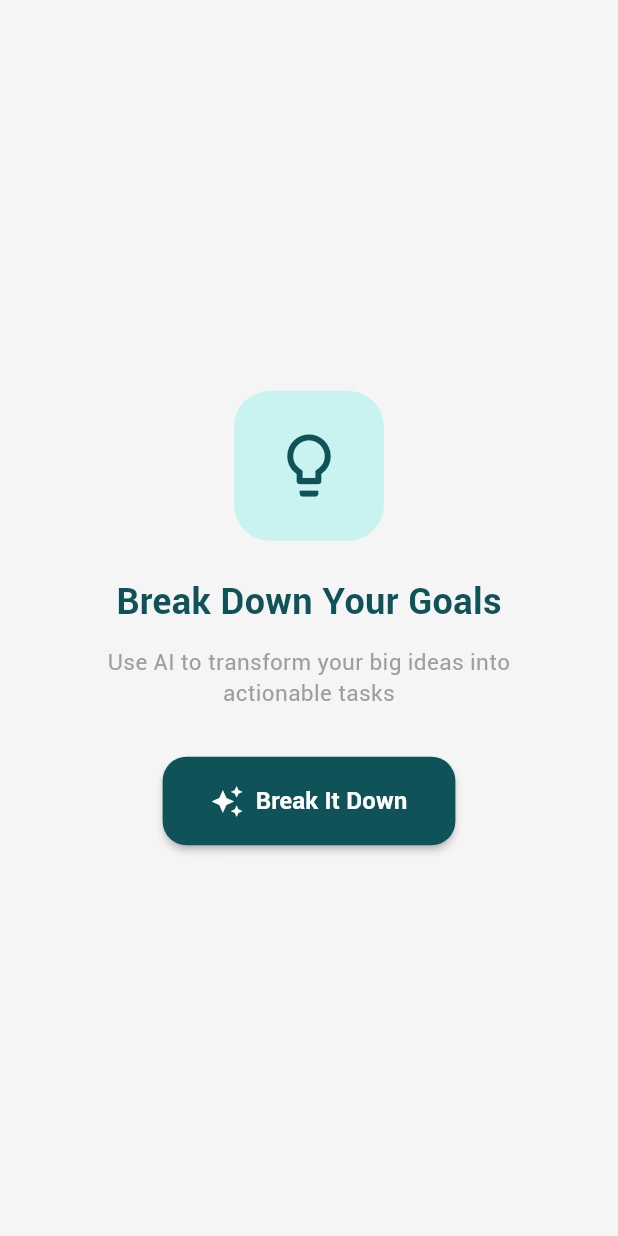
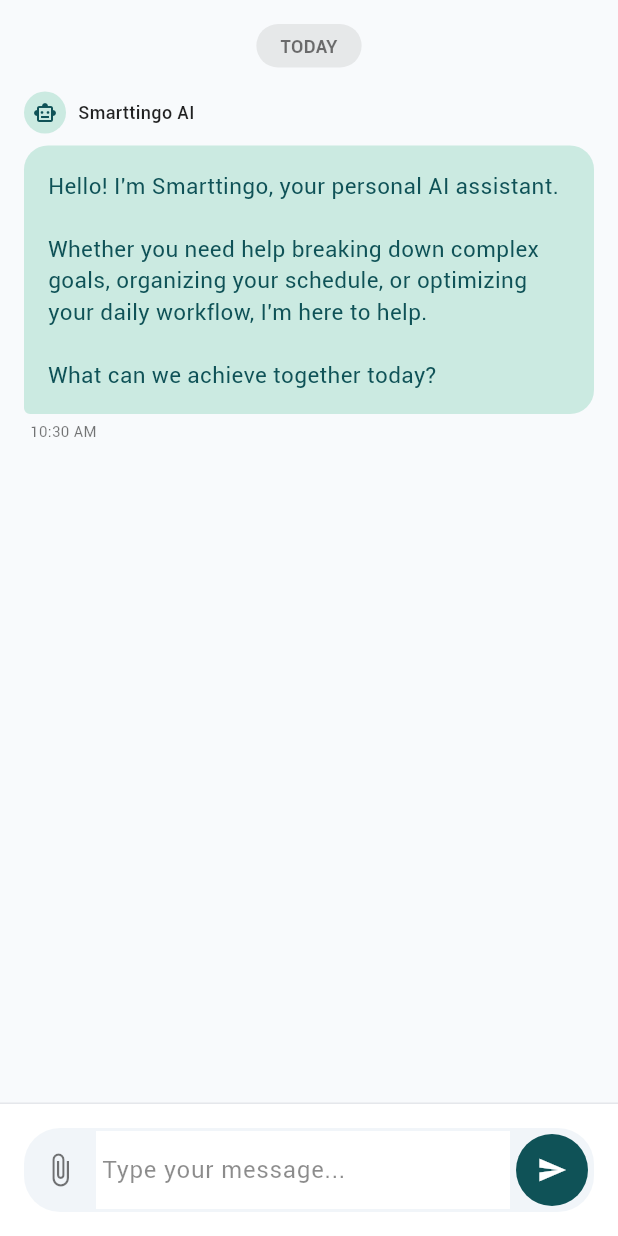
Before and after one commit to manafkemo/Smarrtingo, a Flutter app: the SmartTodoScreen screen opened directly, on a phone screen of 412 x 824 dp. Run offline on Flutter 3.47's test engine with Material 3 defaults, Android fonts, the phone set to English and light mode, and no system bars; our stand-ins replace audioplayers, confetti, file_picker, flutter_dotenv, font_awesome_flutter, google_fonts and 5 more; accounts and stored records are empty.

Commit message:
adding the AI chat boot

```diff
--- a/lib/screens/home_screen.dart
+++ b/lib/screens/home_screen.dart
@@ -73,7 +73,7 @@
           ),
           BottomNavigationBarItem(
             icon: Icon(Icons.track_changes_outlined),
-            label: 'Smart Tasks',
+            label: 'Smarttingo',
           ),
           BottomNavigationBarItem(
             icon: Icon(Icons.grid_view_rounded),
--- a/lib/screens/smart_todo_screen.dart
+++ b/lib/screens/smart_todo_screen.dart
@@ -1,185 +1,295 @@
 import 'package:flutter/material.dart';
-import 'package:provider/provider.dart';
-import '../services/deepseek_service.dart';
-import '../providers/task_provider.dart';
-import '../models/task_model.dart';
-import '../widgets/break_down_dialog.dart';
+import 'package:intl/intl.dart';
 import '../utils/theme.dart';
 
+class ChatMessage {
+  final String text;
+  final bool isUser;
+  final DateTime timestamp;
+
+  ChatMessage({
+    required this.text,
+    required this.isUser,
+    required this.timestamp,
+  });
+}
 
 class SmartTodoScreen extends StatefulWidget {
   const SmartTodoScreen({super.key});
 
   @override
-  State<SmartTodoScreen> createState() => _SmartTodoScreenState();
+  State<SmartTodoScreen> createState() => _ChatTodoScreenState();
 }
 
-class _SmartTodoScreenState extends State<SmartTodoScreen> {
-  List<Task> _generatedTasks = [];
-  bool _isLoading = false;
+class _ChatTodoScreenState extends State<SmartTodoScreen> {
+  final TextEditingController _controller = TextEditingController();
+  final ScrollController _scrollController = ScrollController();
 
-  void _showBreakDownDialog() {
-    showDialog(
+  final List<ChatMessage> _messages = [
+    ChatMessage(
+      text: "Hello! I'm Smarttingo, your personal AI assistant. \n\nWhether you need help breaking down complex goals, organizing your schedule, or optimizing your daily workflow, I'm here to help. \n\nWhat can we achieve together today?",
+      isUser: false,
+      timestamp: DateTime.now(),
+    ),
+  ];
+
+  void _sendMessage() {
+    if (_controller.text.trim().isEmpty) return;
+
+    setState(() {
+      _messages.add(
+        ChatMessage(
+          text: _controller.text.trim(),
+          isUser: true,
+          timestamp: DateTime.now(),
+        ),
+      );
+      _controller.clear();
+    });
+
+    _scrollToBottom();
+  }
+
+  void _scrollToBottom() {
+    WidgetsBinding.instance.addPostFrameCallback((_) {
+      if (_scrollController.hasClients) {
+        _scrollController.animateTo(
+          _scrollController.position.maxScrollExtent,
+          duration: const Duration(milliseconds: 300),
+          curve: Curves.easeOut,
+        );
+      }
+    });
+  }
+
+  void _showAttachmentOptions() {
+    showModalBottomSheet(
       context: context,
-      barrierDismissible: true,
-      builder: (context) => BreakDownDialog(
-        onBreakDown: (goal) {
-          _generateTasks(goal);
+      shape: const RoundedRectangleBorder(
+        borderRadius: BorderRadius.vertical(top: Radius.circular(20)),
+      ),
+      builder: (context) => SafeArea(
+        child: Padding(
+          padding: const EdgeInsets.symmetric(vertical: 16.0),
+          child: Column(
+            mainAxisSize: MainAxisSize.min,
+            children: [
+              ListTile(
+                leading: CircleAvatar(
+                  backgroundColor: Colors.blue.withValues(alpha: 0.1),
+                  child: const Icon(Icons.insert_drive_file, color: Colors.blue),
+                ),
+                title: const Text('Document'),
+                onTap: () {
+                  Navigator.pop(context);
+                  // TODO: Handle document selection
                 },
+              ),
+              ListTile(
+                leading: CircleAvatar(
+                  backgroundColor: Colors.purple.withValues(alpha: 0.1),
+                  child: const Icon(Icons.folder, color: Colors.purple),
+                ),
+                title: const Text('Folder'),
+                onTap: () {
+                  Navigator.pop(context);
+                  // TODO: Handle folder selection
+                },
+              ),
+              ListTile(
+                leading: CircleAvatar(
+                  backgroundColor: Colors.orange.withValues(alpha: 0.1),
+                  child: const Icon(Icons.image, color: Colors.orange),
+                ),
+                title: const Text('Image / Gallery'),
+                onTap: () {
+                  Navigator.pop(context);
+                  // TODO: Handle image selection
+                },
+              ),
+            ],
+          ),
+        ),
       ),
     );
   }
 
-  void _generateTasks(String goal) async {
-    if (goal.isEmpty) return;
-
-    setState(() {
-      _isLoading = true;
-      _generatedTasks = [];
-    });
-
-    final deepSeekService = Provider.of<DeepSeekService>(context, listen: false);
-    final tasks = await deepSeekService.generateSmartTasks(goal);
-
-    if (mounted) {
-      setState(() {
-        _generatedTasks = tasks;
-        _isLoading = false;
-      });
-    }
-  }
-
-  void _addAllTasks() {
-    final taskProvider = Provider.of<TaskProvider>(context, listen: false);
-    for (var task in _generatedTasks) {
-      taskProvider.addTask(task);
-    }
-
-    ScaffoldMessenger.of(context).showSnackBar(
-      SnackBar(content: Text('${_generatedTasks.length} tasks added to your list!')),
-    );
-
-    setState(() {
-      _generatedTasks = [];
-    });
+  @override
+  void dispose() {
+    _controller.dispose();
+    _scrollController.dispose();
+    super.dispose();
   }
 
   @override
   Widget build(BuildContext context) {
     return Scaffold(
-      body: Padding(
-        padding: const EdgeInsets.all(16.0),
+      backgroundColor: const Color(0xFFF8FAFC), // Light background for chat
+      body: Column(
+        children: [
+          // Today chip
+          Padding(
+            padding: const EdgeInsets.symmetric(vertical: 16.0),
+            child: Container(
+              padding: const EdgeInsets.symmetric(horizontal: 16, vertical: 6),
+              decoration: BoxDecoration(
+                color: Colors.grey.withValues(alpha: 0.2),
+                borderRadius: BorderRadius.circular(16),
+              ),
+              child: const Text(
+                'TODAY',
+                style: TextStyle(
+                  fontSize: 12,
+                  fontWeight: FontWeight.w600,
+                  color: Colors.black54,
+                ),
+              ),
+            ),
+          ),
+
+          // Chat Messages
+          Expanded(
+            child: ListView.builder(
+              controller: _scrollController,
+              padding: const EdgeInsets.symmetric(horizontal: 16.0),
+              itemCount: _messages.length,
+              itemBuilder: (context, index) {
+                final message = _messages[index];
+                final isUser = message.isUser;
+
+                return Padding(
+                  padding: const EdgeInsets.only(bottom: 24.0),
                   child: Column(
-          crossAxisAlignment: CrossAxisAlignment.stretch,
+                    crossAxisAlignment:
+                        isUser ? CrossAxisAlignment.end : CrossAxisAlignment.start,
                     children: [
-            if (_isLoading)
-              const Center(child: CircularProgressIndicator())
-            else if (_generatedTasks.isNotEmpty) ...[
-              Row(
-                mainAxisAlignment: MainAxisAlignment.spaceBetween,
+                      if (!isUser)
+                        Padding(
+                          padding: const EdgeInsets.only(bottom: 8.0),
+                          child: Row(
                             children: [
-                  Text(
-                    'Suggested Tasks',
-                    style: Theme.of(context).textTheme.titleMedium,
+                              Container(
+                                width: 28,
+                                height: 28,
+                                decoration: const BoxDecoration(
+                                  color: Color(0xFFCBEAE1),
+                                  shape: BoxShape.circle,
                                 ),
-                  TextButton.icon(
-                    onPressed: _addAllTasks,
-                    icon: const Icon(Icons.add_task),
-                    label: const Text('Add All'),
+                                child: const Icon(
+                                  Icons.smart_toy_outlined,
+                                  size: 16,
+                                  color: AppColors.primary,
+                                ),
+                              ),
+                              const SizedBox(width: 8),
+                              const Text(
+                                'Smarttingo AI',
+                                style: TextStyle(
+                                  fontSize: 12,
+                                  fontWeight: FontWeight.w500,
+                                  color: Colors.black87,
+                                ),
                               ),
                             ],
                           ),
-              Expanded(
-                child: ListView.builder(
-                  itemCount: _generatedTasks.length,
-                  itemBuilder: (context, index) {
-                    final task = _generatedTasks[index];
-                    return Card(
-                      margin: const EdgeInsets.symmetric(vertical: 4),
-                      child: ListTile(
-                        leading: CircleAvatar(
-                          backgroundColor: task.priority.color.withValues(alpha: 0.2),
-                          child: Icon(Icons.circle, color: task.priority.color, size: 12),
                         ),
-                        title: Text(task.title),
-                        subtitle: Text(task.description),
-                        trailing: IconButton(
-                          icon: const Icon(Icons.add),
-                          onPressed: () {
-                            Provider.of<TaskProvider>(context, listen: false).addTask(task);
-                            setState(() {
-                              _generatedTasks.removeAt(index);
-                            });
-                            ScaffoldMessenger.of(context).showSnackBar(
-                              const SnackBar(content: Text('Task added!')),
-                            );
-                          },
+
+                      Row(
+                        mainAxisAlignment:
+                            isUser ? MainAxisAlignment.end : MainAxisAlignment.start,
+                        crossAxisAlignment: CrossAxisAlignment.end,
+                        children: [
+                          Flexible(
+                            child: Container(
+                              padding: const EdgeInsets.all(16),
+                              decoration: BoxDecoration(
+                                color: isUser
+                                    ? AppColors.primary
+                                    : const Color(0xFFCBEAE1), // Light green for AI
+                                borderRadius: BorderRadius.only(
+                                  topLeft: const Radius.circular(16),
+                                  topRight: const Radius.circular(16),
+                                  bottomLeft: Radius.circular(isUser ? 16 : 4),
+                                  bottomRight: Radius.circular(isUser ? 4 : 16),
                                 ),
+                              ),
+                              child: Text(
+                                message.text,
+                                style: TextStyle(
+                                  color: isUser ? Colors.white : AppColors.primary,
+                                  fontSize: 15,
+                                  height: 1.4,
+                                ),
+                              ),
+                            ),
+                          ),
+                        ],
+                      ),
+                      const SizedBox(height: 4),
+                      Padding(
+                        padding: const EdgeInsets.symmetric(horizontal: 4.0),
+                        child: Text(
+                          DateFormat('hh:mm a').format(message.timestamp),
+                          style: const TextStyle(
+                            fontSize: 10,
+                            color: Colors.black54,
+                          ),
+                        ),
+                      ),
+                    ],
                   ),
                 );
               },
             ),
           ),
-            ] else
-              Expanded(
-                child: Center(
-                  child: Padding(
-                    padding: const EdgeInsets.all(24.0),
-                    child: Column(
-                      mainAxisAlignment: MainAxisAlignment.center,
-                      children: [
+
+          // Input Area
           Container(
-                          width: 100,
-                          height: 100,
+            padding: const EdgeInsets.all(16.0),
+            decoration: const BoxDecoration(
+              color: Colors.white,
+              border: Border(
+                top: BorderSide(color: Color(0xFFE5E7EB)),
+              ),
+            ),
+            child: SafeArea(
+              child: Container(
                 decoration: BoxDecoration(
-                            color: AppColors.secondary,
+                  color: const Color(0xFFF1F5F9), // Light grayish-blue for input
                   borderRadius: BorderRadius.circular(24),
                 ),
-                          child: const Icon(
-                            Icons.lightbulb_outline,
-                            size: 50,
-                            color: AppColors.primary,
+                child: Row(
+                  children: [
+                    IconButton(
+                      icon: const Icon(Icons.attach_file, color: Colors.black54),
+                      onPressed: _showAttachmentOptions,
+                    ),
+                    Expanded(
+                      child: TextField(
+                        controller: _controller,
+                        decoration: const InputDecoration(
+                          hintText: 'Type your message...',
+                          hintStyle: TextStyle(color: Colors.black45),
+                          border: InputBorder.none,
+                          enabledBorder: InputBorder.none,
+                          focusedBorder: InputBorder.none,
+                          contentPadding: EdgeInsets.symmetric(vertical: 14),
+                        ),
+                        textCapitalization: TextCapitalization.sentences,
+                        maxLines: null, // Allow multiple lines
+                        onSubmitted: (_) => _sendMessage(),
                       ),
                     ),
-                        const SizedBox(height: 24),
-                        const Text(
-                          'Break Down Your Goals',
-                          style: TextStyle(
-                            fontSize: 24,
-                            fontWeight: FontWeight.bold,
-                            color: AppColors.darkText,
+                    Padding(
+                      padding: const EdgeInsets.all(4.0),
+                      child: Container(
+                        decoration: const BoxDecoration(
+                          color: AppColors.primary,
+                          shape: BoxShape.circle,
                         ),
-                        ),
-                        const SizedBox(height: 12),
-                        const Text(
-                          'Use AI to transform your big ideas into actionable tasks',
-                          textAlign: TextAlign.center,
-                          style: TextStyle(
-                            fontSize: 15,
-                            color: Colors.grey,
-                          ),
-                        ),
-                        const SizedBox(height: 32),
-                        ElevatedButton.icon(
-                          onPressed: _showBreakDownDialog,
-                          style: ElevatedButton.styleFrom(
-                            backgroundColor: AppColors.primary,
-                            foregroundColor: Colors.white,
-                            padding: const EdgeInsets.symmetric(
-                              horizontal: 32,
-                              vertical: 18,
-                            ),
-                            shape: RoundedRectangleBorder(
-                              borderRadius: BorderRadius.circular(16),
-                            ),
-                            elevation: 2,
-                          ),
-                          icon: const Icon(Icons.auto_awesome, size: 22),
-                          label: const Text(
-                            'Break It Down',
-                            style: TextStyle(
-                              fontSize: 16,
-                              fontWeight: FontWeight.w600,
+                        child: IconButton(
+                          icon: const Icon(Icons.send, color: Colors.white, size: 20),
+                          onPressed: _sendMessage,
                         ),
                       ),
                     ),
@@ -190,7 +300,6 @@
           ),
         ],
       ),
-      ),
     );
   }
 }
```
Lines whose indentation alone changed are shown as unchanged.
